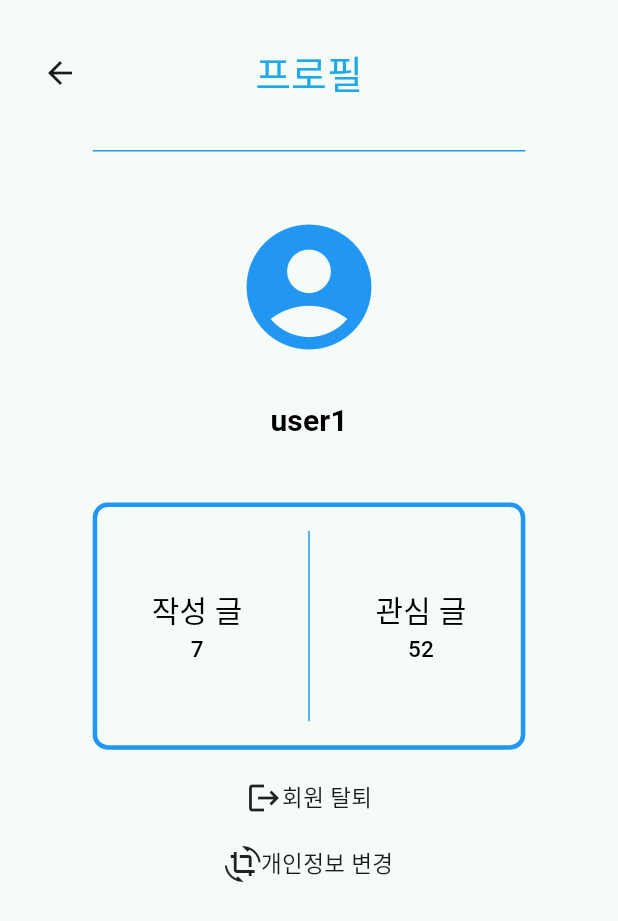
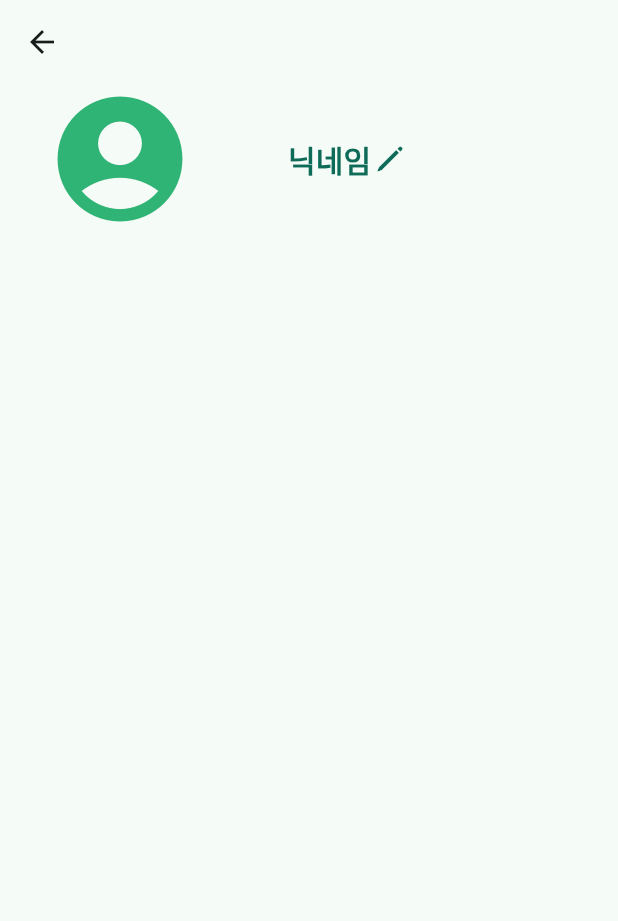
Before and after one commit to jihu0704111/idea_map, a Flutter app: the Profile screen opened directly, on a phone screen of 412 x 824 dp. Shown: the top 921 px of the screen. Run offline on Flutter 3.47's test engine with Material 3 defaults, Android fonts, the phone set to English and light mode, and no system bars; our stand-ins replace flutter_dotenv, supabase_flutter; accounts and stored records are empty.

Commit message:
pizza0630@gmail.com

```diff
--- a/lib/post.dart
+++ b/lib/post.dart
@@ -46,33 +46,24 @@ class _postState extends State<post> {
                   mainAxisAlignment: MainAxisAlignment.spaceBetween,
                   children: [
                     Text(
-                      "LinkLocal",
+                      "게시판",
                       style: TextStyle(
-                        fontSize: 35,
-                        fontWeight: FontWeight.w900,
-                        color: const Color(0xFF2FB475),
+                        fontSize: 26,
+                        color: const Color.fromARGB(255, 33, 169, 231),
                       ),
                     ),
-                    Row(
-                      mainAxisAlignment: MainAxisAlignment.end,
-                      children: [
-                        IconButton(
-                          onPressed: () {},
-                          icon: Icon(
-                            Icons.search,
-                            size: 30,
-                            color: const Color(0xFF2FB475),
-                          ),
-                        ),
-                        IconButton(
-                          onPressed: () {},
-                          icon: Icon(
-                            Icons.notifications,
-                            size: 30,
-                            color: const Color(0xFF2FB475),
-                          ),
-                        ),
-                      ],
+                    IconButton(
+                      onPressed: () {
+                        Navigator.push(
+                          context,
+                          MaterialPageRoute(builder: (context) => Profile()),
+                        );
+                      },
+                      icon: Icon(
+                        Icons.account_circle,
+                        size: 30,
+                        color: const Color.fromARGB(255, 33, 169, 231),
+                      ),
                     ),
                   ],
                 ),
@@ -80,6 +71,11 @@ class _postState extends State<post> {
               SizedBox(height: 20),
 
               SizedBox(height: 20),
+              Container(
+                color: const Color.fromARGB(255, 55, 133, 153),
+                width: screenwidth * 0.8,
+                height: 1,
+              ),
             ],
           ),
         ),
@@ -88,19 +84,6 @@ class _postState extends State<post> {
       // 매인 화면
       body: Column(
         children: [
-          Row(
-            children: [
-              Text(
-                "게시판",
-                style: TextStyle(fontSize: 20, fontWeight: FontWeight.w700),
-              ),
-            ],
-          ),
-
-          Row(
-            mainAxisAlignment: MainAxisAlignment.end,
-            children: [Text("최순실", style: TextStyle(fontSize: 10))],
-          ),
           // 게시판 목록
           Expanded(
             child: ListView.builder(
--- a/lib/profile.dart
+++ b/lib/profile.dart
@@ -1,3 +1,4 @@
+import 'package:flutter/cupertino.dart';
 import 'package:flutter/material.dart';
 import 'package:idea_map/chage_personal_account.dart';
 
@@ -13,141 +14,31 @@ class Profile extends StatelessWidget {
     double screenWidth = MediaQuery.of(context).size.width;
     double screenheight = MediaQuery.of(context).size.height;
     return Scaffold(
-      appBar: AppBar(
-        automaticallyImplyLeading: false,
-        toolbarHeight: screenWidth * 0.25,
-        title: Container(
-          child: Center(
-            child: Column(
+      appBar: AppBar(),
+
+      body: Padding(
+        padding: const EdgeInsets.symmetric(horizontal: 30),
+        child: Row(
           children: [
-                SizedBox(height: 30),
-                Stack(
-                  alignment: Alignment.center,
+            Icon(Icons.account_circle, size: 100, color: Color(0xFF2FB475)),
+
+            SizedBox(width: 50),
+
+            Row(
+              crossAxisAlignment: CrossAxisAlignment.center,
               children: [
-                    Align(
-                      alignment: Alignment.centerLeft,
-                      child: IconButton(onPressed: (){
-                        Navigator.pop(context);
-                      }, icon: Icon(Icons.arrow_back)),
-                    ),
-                    Container(
-                      child: Text(
-                        "프로필",
-                        style: TextStyle(
-                          fontSize: 26,
-                          color: const Color.fromARGB(255, 33, 169, 231),
-                        ),
-                      ),
-                    ),
-                  ],
-                ),
-                SizedBox(height: 20),
-                Container(
-                  child: Divider(color: Colors.blue),
-                  width: screenWidth * 0.7,
-                ),
-              ],
-            ),
-          ),
-        ),
-      ),
-      body: Center(
-        child: Column(
-          children: [
-            const SizedBox(height: 30),
-            IconButton(
-              onPressed: () {},
-              icon: const Icon(
-                Icons.account_circle,
-                size: 100,
-                color: Colors.blue,
-              ),
-            ),
-            const SizedBox(height: 8),
                 TextButton(
                   onPressed: () {},
                   child: Row(
-                mainAxisAlignment: MainAxisAlignment.center,
                     children: [
                       Text(
-                    "user1",
+                        "닉네임",
                         style: TextStyle(
                           fontSize: 20,
-                      fontWeight: FontWeight.bold,
-                      color: Colors.black,
+                          fontWeight: FontWeight.w700,
                         ),
                       ),
-                ],
-              ),
-            ),
-
-            const SizedBox(height: 30),
-            Container(
-              width: screenWidth * 0.7,
-              height: screenheight * 0.2,
-              padding: EdgeInsets.symmetric(vertical: 16),
-              decoration: BoxDecoration(
-                border: Border.all(color: Colors.blue, width: 3),
-                borderRadius: BorderRadius.circular(10),
-              ),
-
-              child: Row(
-                mainAxisAlignment: MainAxisAlignment.spaceEvenly,
-                children: [
-                  Column(
-                    mainAxisAlignment: MainAxisAlignment.center,
-                    children: [
-                      TextButton(
-                        onPressed: () {},
-                        child: Column(
-                          children: [
-                            Text(
-                              "작성 글",
-                              style: TextStyle(
-                                fontSize: 20,
-                                color: Colors.black,
-                              ),
-                            ),
-
-                            Text(
-                              "7",
-                              style: TextStyle(
-                                fontSize: 15,
-                                color: Colors.black,
-                              ),
-                            ),
-                          ],
-                        ),
-                      ),
-                    ],
-                  ),
-
-                  SizedBox(
-                    child: VerticalDivider(color: Colors.blue),
-                    height: screenheight * 0.7,
-                  ),
-                  Column(
-                    mainAxisAlignment: MainAxisAlignment.center,
-                    children: [
-                      TextButton(
-                        onPressed: () {},
-                        child: Column(
-                          children: [
-                            Text(
-                              "관심 글",
-                              style: TextStyle(
-                                fontSize: 20,
-                                color: Colors.black,
-                              ),
-                            ),
-
-                            Text(
-                              "52",
-                              style: TextStyle(
-                                fontSize: 15,
-                                color: Colors.black,
-                              ),
-                            ),
+                      Icon(CupertinoIcons.pencil, size: 25),
                     ],
                   ),
                 ),
@@ -156,56 +47,6 @@ class Profile extends StatelessWidget {
           ],
         ),
       ),
-
-            SizedBox(height: 20),
-            Container(
-              child: Row(
-                mainAxisAlignment: MainAxisAlignment.center,
-                children: [
-                  InkWell(
-                    onTap: () {
-                      Navigator.push(
-                        context,
-                        MaterialPageRoute(
-                          builder: (context) => const NextScreen(),
-                        ),
-                      );
-                    },
-                    child: Container(
-                      child: Row(
-                        children: [
-                          Icon(Icons.logout),
-                          Text("회원 탈퇴", style: TextStyle(fontSize: 15)),
-                        ],
-                      ),
-                    ),
-                  ),
-                ],
-              ),
-            ),
-            SizedBox(height: 20),
-
-            Container(
-              child: Row(
-                mainAxisAlignment: MainAxisAlignment.center,
-                children: [
-                  InkWell(
-                    onTap: () {},
-                    child: Container(
-                      child: Row(
-                        children: [
-                          Icon(Icons.crop_rotate),
-                          Text("개인정보 변경", style: TextStyle(fontSize: 15)),
-                        ],
-                      ),
-                    ),
-                  ),
-                ],
-              ),
-            ),
-          ],
-        ),
-      ),
     );
   }
 }
```
Lines whose indentation alone changed are shown as unchanged.
